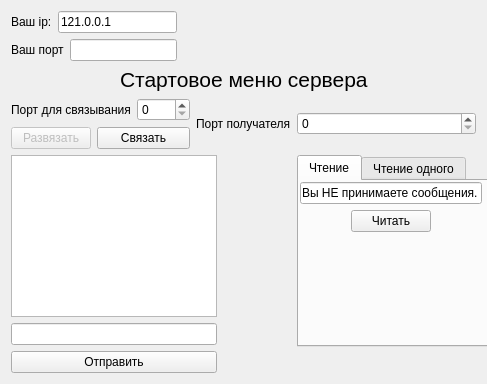
This is server/Interface.ui in Saytikus/LauncherApplication as Qt 5 draws it before an edit. The edited form follows.
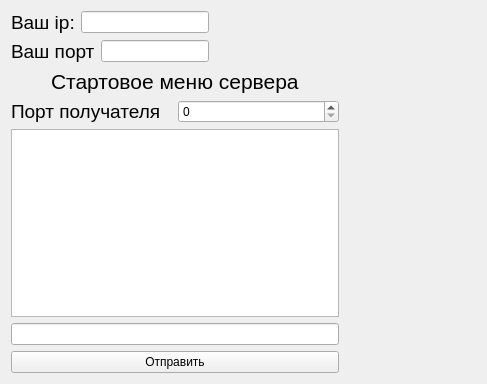
This is the edited form. The open tabs and pages were chosen to show the change.

```diff
--- a/server/Interface.ui
+++ b/server/Interface.ui
@@ -19,17 +19,30 @@
   <property name="windowTitle">
    <string>Interface</string>
   </property>
-  <layout class="QGridLayout" name="gridLayout_5">
-   <item row="0" column="0" colspan="2">
+  <layout class="QGridLayout" name="gridLayout_4">
+   <item row="0" column="0">
     <layout class="QGridLayout" name="gridLayout">
-     <item row="0" column="0" rowspan="2">
+     <item row="0" column="1">
+      <spacer name="horizontalSpacer_4">
+       <property name="orientation">
+        <enum>Qt::Horizontal</enum>
+       </property>
+       <property name="sizeHint" stdset="0">
+        <size>
+         <width>40</width>
+         <height>20</height>
+        </size>
+       </property>
+      </spacer>
+     </item>
+     <item row="0" column="0">
       <layout class="QGridLayout" name="gridLayout_14">
        <item row="0" column="0">
         <layout class="QFormLayout" name="formLayout_23">
          <item row="0" column="0">
           <widget class="QLabel" name="label_your_ip0">
            <property name="text">
-            <string>Ваш ip:</string>
+            <string>&lt;html&gt;&lt;head/&gt;&lt;body&gt;&lt;p&gt;&lt;span style=&quot; font-size:14pt;&quot;&gt;Ваш ip:&lt;/span&gt;&lt;/p&gt;&lt;/body&gt;&lt;/html&gt;</string>
            </property>
            <property name="scaledContents">
             <bool>false</bool>
@@ -42,7 +55,7 @@
             <bool>true</bool>
            </property>
            <property name="text">
-            <string>121.0.0.1</string>
+            <string/>
            </property>
            <property name="readOnly">
             <bool>true</bool>
@@ -56,7 +69,7 @@
          <item row="0" column="0">
           <widget class="QLabel" name="label_your_port0">
            <property name="text">
-            <string>Ваш порт</string>
+            <string>&lt;html&gt;&lt;head/&gt;&lt;body&gt;&lt;p&gt;&lt;span style=&quot; font-size:14pt;&quot;&gt;Ваш порт&lt;/span&gt;&lt;/p&gt;&lt;/body&gt;&lt;/html&gt;</string>
            </property>
           </widget>
          </item>
@@ -74,35 +87,9 @@
        </item>
       </layout>
      </item>
-     <item row="0" column="1">
-      <spacer name="horizontalSpacer_4">
-       <property name="orientation">
-        <enum>Qt::Horizontal</enum>
-       </property>
-       <property name="sizeHint" stdset="0">
-        <size>
-         <width>40</width>
-         <height>20</height>
-        </size>
-       </property>
-      </spacer>
-     </item>
-     <item row="1" column="1">
-      <spacer name="horizontalSpacer_5">
-       <property name="orientation">
-        <enum>Qt::Horizontal</enum>
-       </property>
-       <property name="sizeHint" stdset="0">
-        <size>
-         <width>40</width>
-         <height>20</height>
-        </size>
-       </property>
-      </spacer>
-     </item>
     </layout>
    </item>
-   <item row="1" column="0" colspan="4">
+   <item row="1" column="0">
     <layout class="QGridLayout" name="gridLayout_2">
      <item row="0" column="0">
       <spacer name="horizontalSpacer_6">
@@ -140,18 +127,18 @@
     </layout>
    </item>
    <item row="2" column="0">
-    <layout class="QGridLayout" name="gridLayout_4">
+    <layout class="QGridLayout" name="gridLayout_3">
      <item row="0" column="0">
-      <layout class="QFormLayout" name="formLayout_25">
-       <item row="0" column="0">
-        <widget class="QLabel" name="label_bind_port0">
+      <layout class="QHBoxLayout" name="horizontalLayout">
+       <item>
+        <widget class="QLabel" name="send_port_label">
          <property name="text">
-          <string>Порт для связывания</string>
+          <string>&lt;html&gt;&lt;head/&gt;&lt;body&gt;&lt;p&gt;&lt;span style=&quot; font-size:14pt;&quot;&gt;Порт получателя&lt;/span&gt;&lt;/p&gt;&lt;/body&gt;&lt;/html&gt;</string>
          </property>
         </widget>
        </item>
-       <item row="0" column="1">
-        <widget class="QSpinBox" name="bind_port0">
+       <item>
+        <widget class="QSpinBox" name="send_port">
          <property name="maximum">
           <number>9999</number>
          </property>
@@ -160,21 +147,17 @@
       </layout>
      </item>
      <item row="1" column="0">
-      <layout class="QFormLayout" name="formLayout_26">
-       <item row="0" column="0">
-        <widget class="QPushButton" name="unbind0">
-         <property name="enabled">
-          <bool>false</bool>
-         </property>
-         <property name="text">
-          <string>Развязать</string>
-         </property>
-        </widget>
+      <layout class="QVBoxLayout" name="verticalLayout_2">
+       <item>
+        <widget class="QListWidget" name="message_win0"/>
        </item>
-       <item row="0" column="1">
-        <widget class="QPushButton" name="bind0">
+       <item>
+        <widget class="QLineEdit" name="send_message"/>
+       </item>
+       <item>
+        <widget class="QPushButton" name="send">
          <property name="text">
-          <string>Связать</string>
+          <string>Отправить</string>
          </property>
         </widget>
        </item>
@@ -182,225 +165,14 @@
      </item>
     </layout>
    </item>
-   <item row="2" column="1" colspan="2">
-    <widget class="QLabel" name="send_port_label">
-     <property name="text">
-      <string>Порт получателя</string>
-     </property>
-    </widget>
-   </item>
-   <item row="2" column="3">
-    <widget class="QSpinBox" name="send_port">
-     <property name="maximum">
-      <number>9999</number>
-     </property>
-    </widget>
-   </item>
-   <item row="3" column="0" rowspan="2" colspan="2">
-    <layout class="QVBoxLayout" name="verticalLayout_2">
-     <item>
-      <widget class="QListWidget" name="message_win0"/>
-     </item>
-     <item>
-      <widget class="QLineEdit" name="send_message"/>
-     </item>
-     <item>
-      <widget class="QPushButton" name="send">
-       <property name="text">
-        <string>Отправить</string>
-       </property>
-      </widget>
-     </item>
-    </layout>
-   </item>
-   <item row="3" column="3">
-    <widget class="QTabWidget" name="read_menu_3">
-     <property name="minimumSize">
-      <size>
-       <width>201</width>
-       <height>0</height>
-      </size>
-     </property>
-     <property name="currentIndex">
-      <number>1</number>
-     </property>
-     <widget class="QWidget" name="tab_7">
-      <attribute name="title">
-       <string>Чтение</string>
-      </attribute>
-      <widget class="QWidget" name="layoutWidget">
-       <property name="geometry">
-        <rect>
-         <x>1</x>
-         <y>1</y>
-         <width>182</width>
-         <height>106</height>
-        </rect>
-       </property>
-       <layout class="QGridLayout" name="gridLayout_3">
-        <item row="0" column="0">
-         <widget class="QLineEdit" name="read_mode_info">
-          <property name="enabled">
-           <bool>true</bool>
-          </property>
-          <property name="minimumSize">
-           <size>
-            <width>180</width>
-            <height>0</height>
-           </size>
-          </property>
-          <property name="text">
-           <string>Вы НЕ принимаете сообщения.</string>
-          </property>
-          <property name="readOnly">
-           <bool>true</bool>
-          </property>
-         </widget>
-        </item>
-        <item row="1" column="0">
-         <layout class="QVBoxLayout" name="verticalLayout">
-          <item>
-           <layout class="QHBoxLayout" name="horizontalLayout">
-            <item>
-             <spacer name="horizontalSpacer">
-              <property name="orientation">
-               <enum>Qt::Horizontal</enum>
-              </property>
-              <property name="sizeHint" stdset="0">
-               <size>
-                <width>40</width>
-                <height>20</height>
-               </size>
-              </property>
-             </spacer>
-            </item>
-            <item>
-             <widget class="QPushButton" name="read0">
-              <property name="text">
-               <string>Читать</string>
-              </property>
-             </widget>
-            </item>
-            <item>
-             <spacer name="horizontalSpacer_2">
-              <property name="orientation">
-               <enum>Qt::Horizontal</enum>
-              </property>
-              <property name="sizeHint" stdset="0">
-               <size>
-                <width>40</width>
-                <height>20</height>
-               </size>
-              </property>
-             </spacer>
-            </item>
-           </layout>
-          </item>
-          <item>
-           <spacer name="verticalSpacer">
-            <property name="orientation">
-             <enum>Qt::Vertical</enum>
-            </property>
-            <property name="sizeHint" stdset="0">
-             <size>
-              <width>20</width>
-              <height>40</height>
-             </size>
-            </property>
-           </spacer>
-          </item>
-         </layout>
-        </item>
-       </layout>
-      </widget>
-     </widget>
-     <widget class="QWidget" name="tab_8">
-      <attribute name="title">
-       <string>Чтение одного</string>
-      </attribute>
-      <widget class="QWidget" name="layoutWidget_6">
-       <property name="geometry">
-        <rect>
-         <x>0</x>
-         <y>0</y>
-         <width>191</width>
-         <height>151</height>
-        </rect>
-       </property>
-       <layout class="QGridLayout" name="gridLayout_17">
-        <item row="1" column="0">
-         <layout class="QFormLayout" name="formLayout_27">
-          <item row="0" column="0">
-           <widget class="QLabel" name="label_read_ip0">
-            <property name="text">
-             <string>Ip-адрес</string>
-            </property>
-           </widget>
-          </item>
-          <item row="0" column="1">
-           <widget class="QLineEdit" name="read_ip0">
-            <property name="enabled">
-             <bool>false</bool>
-            </property>
-            <property name="maxLength">
-             <number>20</number>
-            </property>
-           </widget>
-          </item>
-         </layout>
-        </item>
-        <item row="2" column="0">
-         <layout class="QFormLayout" name="formLayout_28">
-          <item row="0" column="0">
-           <widget class="QLabel" name="label_read_port0">
-            <property name="text">
-             <string>Порт</string>
-            </property>
-           </widget>
-          </item>
-          <item row="0" column="1">
-           <widget class="QSpinBox" name="read_port0">
-            <property name="enabled">
-             <bool>false</bool>
-            </property>
-            <property name="maximum">
-             <number>9999</number>
-            </property>
-           </widget>
-          </item>
-         </layout>
-        </item>
-        <item row="3" column="0">
-         <widget class="QPushButton" name="read_one0">
-          <property name="enabled">
-           <bool>false</bool>
-          </property>
-          <property name="text">
-           <string>Читать</string>
-          </property>
-         </widget>
-        </item>
-        <item row="0" column="0">
-         <widget class="QLabel" name="label_read_menu0">
-          <property name="text">
-           <string>Адрес, от которого 
-принимаются сообщения</string>
-          </property>
-         </widget>
-        </item>
-       </layout>
-      </widget>
-     </widget>
-    </widget>
-   </item>
-   <item row="4" column="2">
-    <spacer name="horizontalSpacer_3">
+   <item row="2" column="1">
+    <spacer name="horizontalSpacer_2">
      <property name="orientation">
       <enum>Qt::Horizontal</enum>
      </property>
      <property name="sizeHint" stdset="0">
       <size>
-       <width>48</width>
+       <width>121</width>
        <height>20</height>
       </size>
      </property>
```
